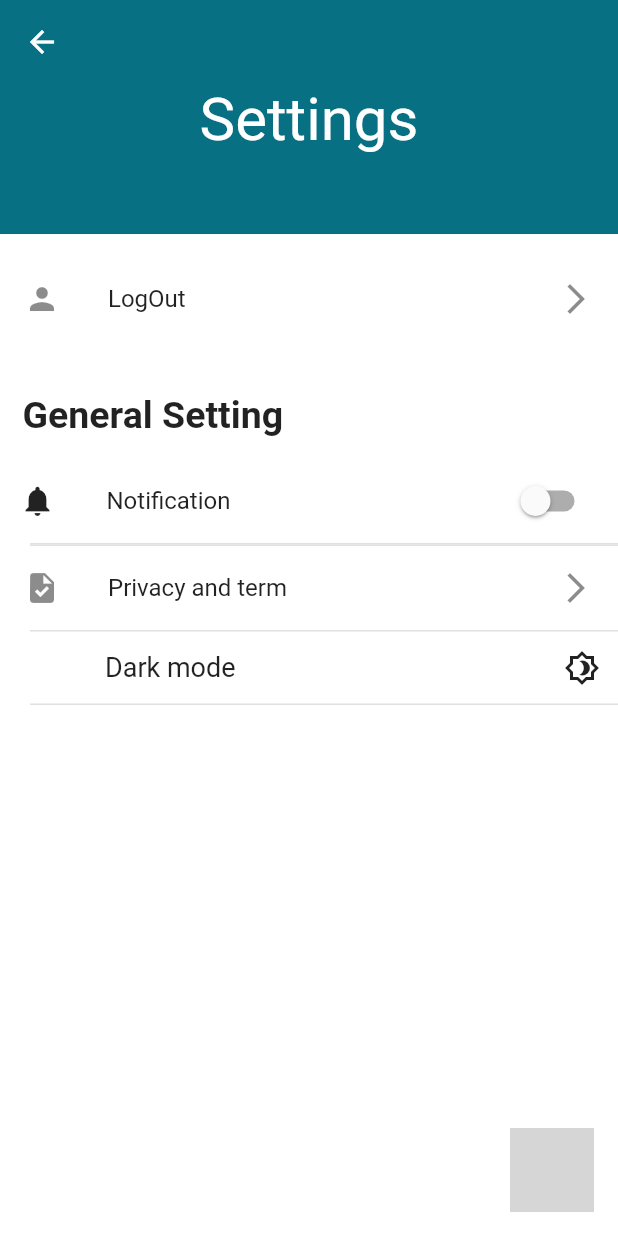
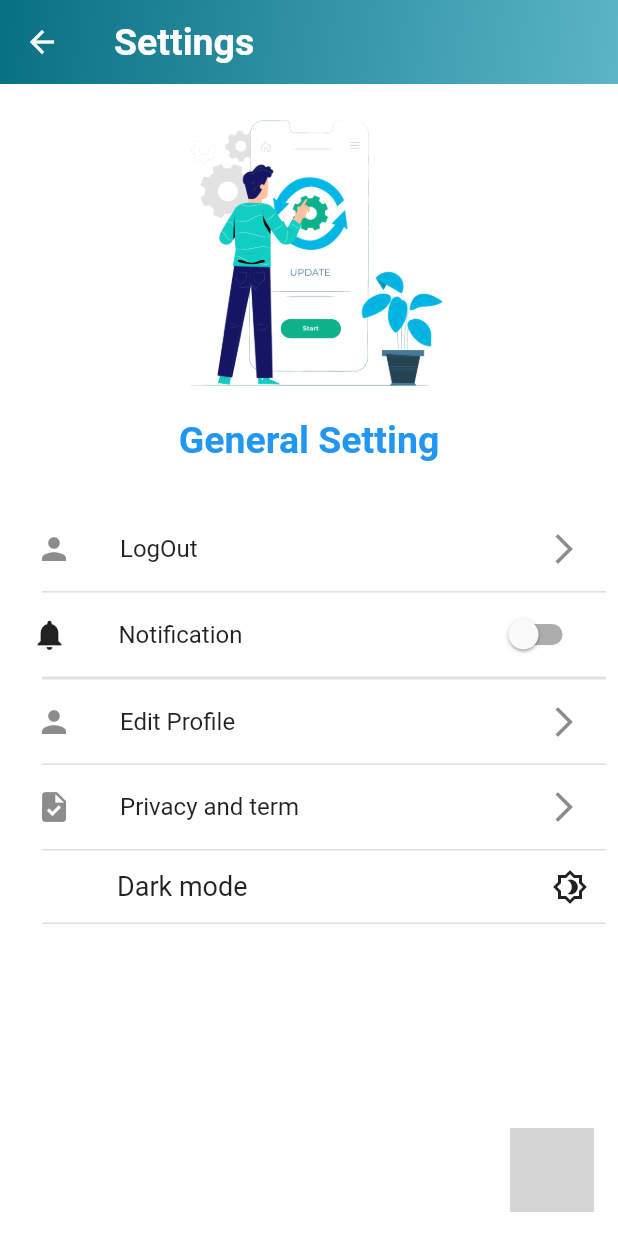
Before and after one commit to AhmedEssamElsayed74/furniture_store, a Flutter app: the SettingScreen screen opened directly, on a phone screen of 412 x 824 dp. Run offline on Flutter 3.47's test engine with Material 2 defaults, Android fonts, the phone set to English and light mode, and no system bars; our stand-ins replace bloc, carousel_slider, conditional_builder_null_safety, connectivity_plus, curved_navigation_bar, dio and 8 more; missing offline and left inert: fab_circular_menu; accounts and stored records are empty; grey boxes are pictures that could not be loaded.

Commit message:
ahmed essam 5

```diff
--- a/lib/modules/user/setting/setting_screen.dart
+++ b/lib/modules/user/setting/setting_screen.dart
@@ -6,6 +6,7 @@ import 'package:furniture_store/layout/cubit/cubit.dart';
 import 'package:furniture_store/modules/user/login/login_screen.dart';
 import 'package:furniture_store/modules/user/notification/message_notification.dart';
 import 'package:furniture_store/modules/user/privacy%20%20and%20%20term/privacy_screen.dart';
+import 'package:furniture_store/modules/user/profile/editprofile_screen.dart';
 import 'package:furniture_store/shared/component/component.dart';
 import 'package:hexcolor/hexcolor.dart';
 import 'package:url_launcher/url_launcher.dart';
@@ -20,11 +21,21 @@ class SettingScreen extends StatefulWidget {
 class _SettingScreenState extends State<SettingScreen> {
   bool switchState = false;
 
-  Widget BuildSetting()
-  {
+  Widget BuildSetting() {
     return Scaffold(
       appBar: AppBar(
-
+        flexibleSpace: Container(
+          decoration: BoxDecoration(
+              gradient: LinearGradient(
+                colors: [
+                  HexColor('#087083'),
+                  HexColor('#5AB5C6'),
+                ],
+                begin: Alignment.topLeft,
+                end: Alignment.bottomRight,
+              )
+          ),
+        ),
         leading: IconButton(
           icon: const Icon(
             Icons.arrow_back,
@@ -34,25 +45,42 @@ class _SettingScreenState extends State<SettingScreen> {
             Navigator.pop(context);
           },
         ),
-      ),
-      body: Column(
-        crossAxisAlignment: CrossAxisAlignment.start,
-        children: [
-          Container(
-            color: HexColor('#087083'),
-            height: 100,
-            width: double.infinity,
-            child: const Text(
+        title: const Text(
           "Settings",
-              textAlign: TextAlign.center,
           style: TextStyle(
             color: Colors.white,
-                fontSize: 40,
+            fontSize: 25
+          ),
+        ),
+      ),
+      body: SafeArea(
+        child: Padding(
+          padding: const EdgeInsets.all(8.0),
+          child: Center(
+            child: Column(
+              crossAxisAlignment: CrossAxisAlignment.start,
+              mainAxisAlignment: MainAxisAlignment.start,
+              children: [
+                const Center(
+                  child: Image(
+                    image: AssetImage('image/settings.gif'),
+                    width: 200,
+                    height: 200,
+                  ),
+                ),
+                const SizedBox(height: 15,),
+                const Center(
+                  child: Text(
+                    'General Setting',
+                    style: TextStyle(
+                      fontSize: 25,
+                      fontWeight: FontWeight.bold,
+                      color: Colors.blue,
                     ),
                   ),
                 ),
                 const SizedBox(
-            height: 15,
+                  height: 30.0,
                 ),
                 ListTile(
                   leading: const Icon(Icons.person),
@@ -62,19 +90,7 @@ class _SettingScreenState extends State<SettingScreen> {
                     navigateAndFinish(context, LoginScreen());
                   },
                 ),
-          const SizedBox(
-            height: 20,
-          ),
-          const Padding(
-            padding: EdgeInsets.all(15.0),
-            child: Text(
-              'General Setting',
-              style: TextStyle(
-                fontSize: 25,
-                fontWeight: FontWeight.bold,
-              ),
-            ),
-          ),
+                myDivider(),
                 Row(
                   children: [
                     const SizedBox(
@@ -113,6 +129,15 @@ class _SettingScreenState extends State<SettingScreen> {
                     : const SizedBox(height: 0),
                 myDivider(),
                 ListTile(
+                  leading: const Icon(Icons.person),
+                  title: const Text('Edit Profile'),
+                  trailing: const Icon(Icons.arrow_forward_ios),
+                  onTap: () {
+                    navigateto(context, EditProfile());
+                  },
+                ),
+                myDivider(),
+                ListTile(
                   leading: const Icon(Icons.task),
                   title: const Text("Privacy and term"),
                   onTap: () {
@@ -123,19 +148,28 @@ class _SettingScreenState extends State<SettingScreen> {
                 myDivider(),
                 Row(
                   children: [
-              SizedBox(width: 70,),
-
-              Text("Dark mode",style: TextStyle(fontSize: 18,),),
-              Spacer(),
+                    const SizedBox(
+                      width: 70,
+                    ),
+                    const Text(
+                      "Dark mode",
+                      style: TextStyle(
+                        fontSize: 18,
+                      ),
+                    ),
+                    const Spacer(),
                     IconButton(
                         onPressed: () {
                           ShopCubit.get(context).ChangeAppTheme();
                         },
-                  icon: Icon(Icons.brightness_4_outlined))
+                        icon: const Icon(Icons.brightness_4_outlined))
                   ],
                 ),
                 myDivider(),
               ],
+            ),
+          ),
+        ),
       ),
       floatingActionButton: FabCircularMenu(
           alignment: Alignment.bottomRight,
@@ -203,31 +237,27 @@ class _SettingScreenState extends State<SettingScreen> {
             ),
           ]),
     );
-
   }
 
   @override
   Widget build(BuildContext context) {
     return Scaffold(
-
-        body:
-        OfflineBuilder(
+        body: OfflineBuilder(
             connectivityBuilder: (
               BuildContext context,
               ConnectivityResult connectivity,
               Widget child,
             ) {
               final bool connected = connectivity != ConnectivityResult.none;
-              if(connected){
+              if (connected) {
                 return BuildSetting();
-              }else
-              {
+              } else {
                 return BuildNoInternetWidget();
               }
             },
-            child: const Center(child: CircularProgressIndicator(),)
-        )
-    );
+            child: const Center(
+              child: CircularProgressIndicator(),
+            )));
   }
 
   openwhatsapp() async {
--- a/pubspec.yaml
+++ b/pubspec.yaml
@@ -104,8 +104,9 @@ flutter:
      - image/google.png
      - image/register.gif
      - image/login.gif
-     - image/no_internet.png
      - image/profile.png
+     - image/settings.gif
+
 
   # An image asset can refer to one or more resolution-specific "variants", see
   # https://flutter.dev/assets-and-images/#resolution-aware.
```
Also changed, not shown: lib/shared/component/component.dart (+42 -9 lines), image/settings.gif (added). Lines whose indentation alone changed are shown as unchanged.
